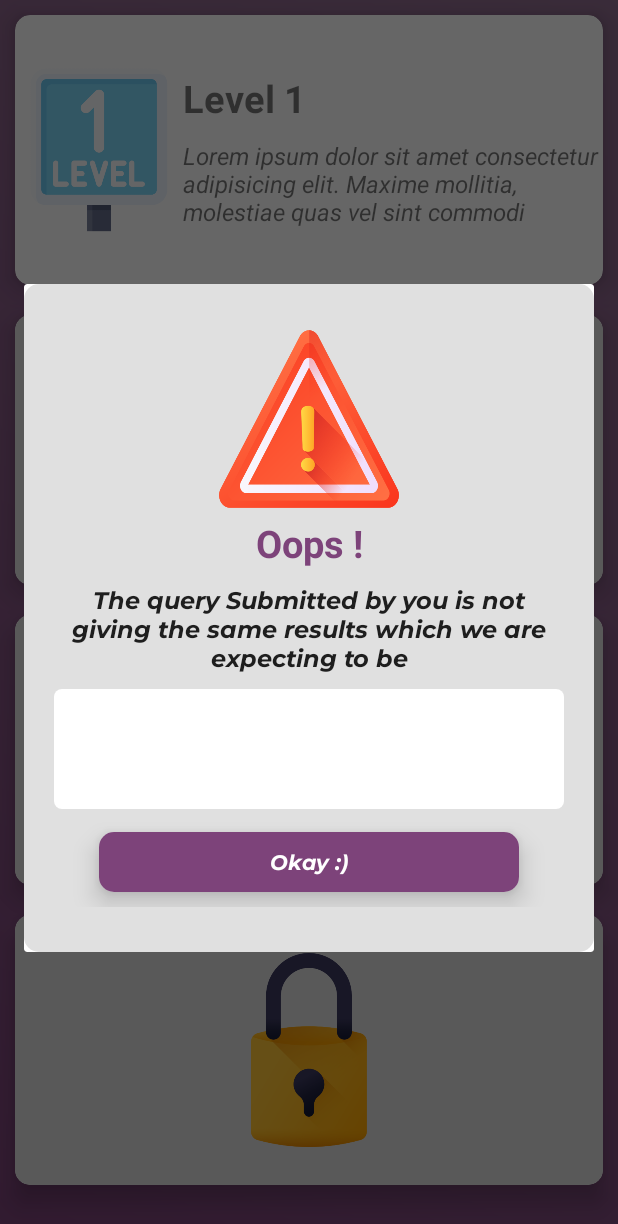
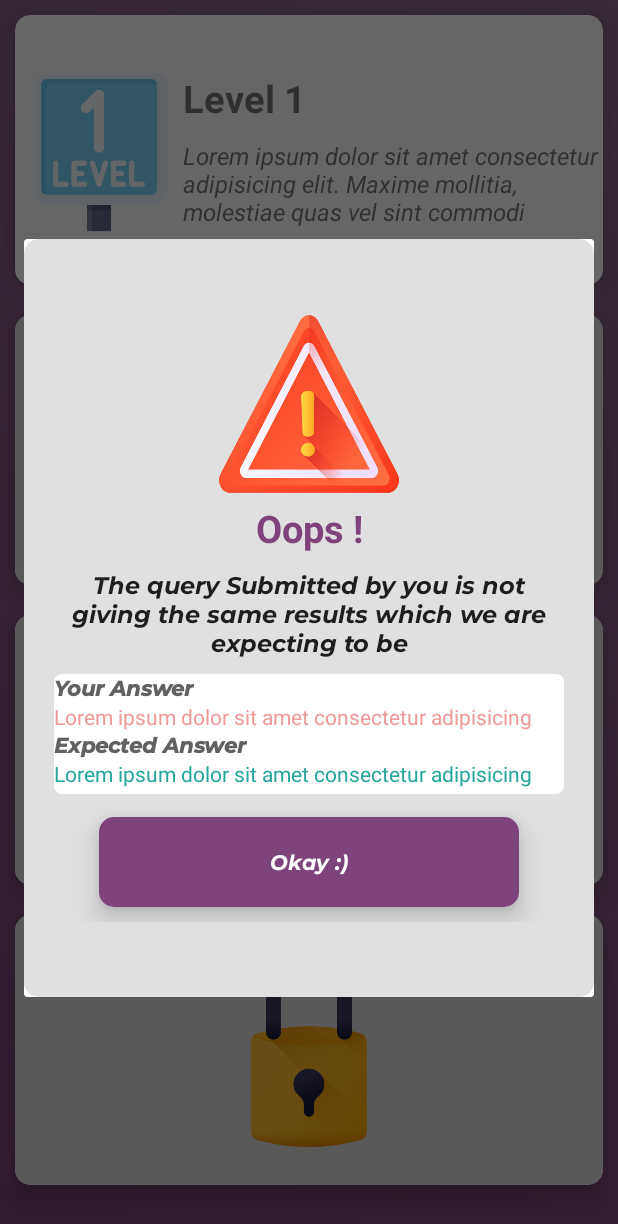
Before and after one commit to Maawan/SQL-Wizard, an Android app: the screen it shows after launch (LevelsPage), after a tap on an icon or button, on a phone screen of 412 x 824 dp. Shown: the top 1224 px of the screen. Run offline under Robolectric (Android 15) with nearby library versions, the phone set to English and light mode, and no system bars.

Commit message:
19 March

```diff
--- a/app/src/main/res/layout/dialog_incorrect_ans.xml
+++ b/app/src/main/res/layout/dialog_incorrect_ans.xml
@@ -1,6 +1,6 @@
 <?xml version="1.0" encoding="utf-8"?>
 <RelativeLayout android:layout_width="300dp"
-    android:layout_height="500dp"
+    android:layout_height="600dp"
     xmlns:app="http://schemas.android.com/apk/res-auto"
     android:background="@drawable/corner_rounded"
     android:paddingTop="30dp"
@@ -9,7 +9,8 @@
     <RelativeLayout
         android:layout_width="wrap_content"
         android:layout_centerInParent="true"
-
+        android:paddingBottom="20dp"
+        android:paddingTop="20dp"
         android:layout_height="wrap_content">
         <ImageView
             android:layout_width="120dp"
@@ -55,6 +56,7 @@
             <TextView
                 android:layout_width="wrap_content"
                 android:textStyle="bold"
+                android:textColor="#616161"
                 android:maxLines="1"
                 android:fontFamily="@raw/font1"
                 android:layout_height="wrap_content"
@@ -63,12 +65,14 @@
                 android:layout_width="wrap_content"
                 android:layout_height="wrap_content"
                 android:maxLines="1"
+                android:textColor="#EF9A9A"
                 android:text="@string/lorem"
                 android:id="@+id/userAns"/>
             <TextView
                 android:layout_width="wrap_content"
                 android:textStyle="bold"
                 android:maxLines="1"
+                android:textColor="#616161"
                 android:fontFamily="@raw/font1"
                 android:layout_height="wrap_content"
                 android:text="Expected Answer"/>
@@ -76,13 +80,14 @@
                 android:layout_width="wrap_content"
                 android:layout_height="wrap_content"
                 android:maxLines="1"
+                android:textColor="#26A69A"
                 android:text="@string/lorem"
                 android:id="@+id/expectedAns"/>
 
         </LinearLayout>
         <androidx.cardview.widget.CardView
             android:layout_width="match_parent"
-            android:layout_height="40dp"
+            android:layout_height="60dp"
             app:cardCornerRadius="10dp"
             android:clickable="true"
             android:focusable="true"
```
